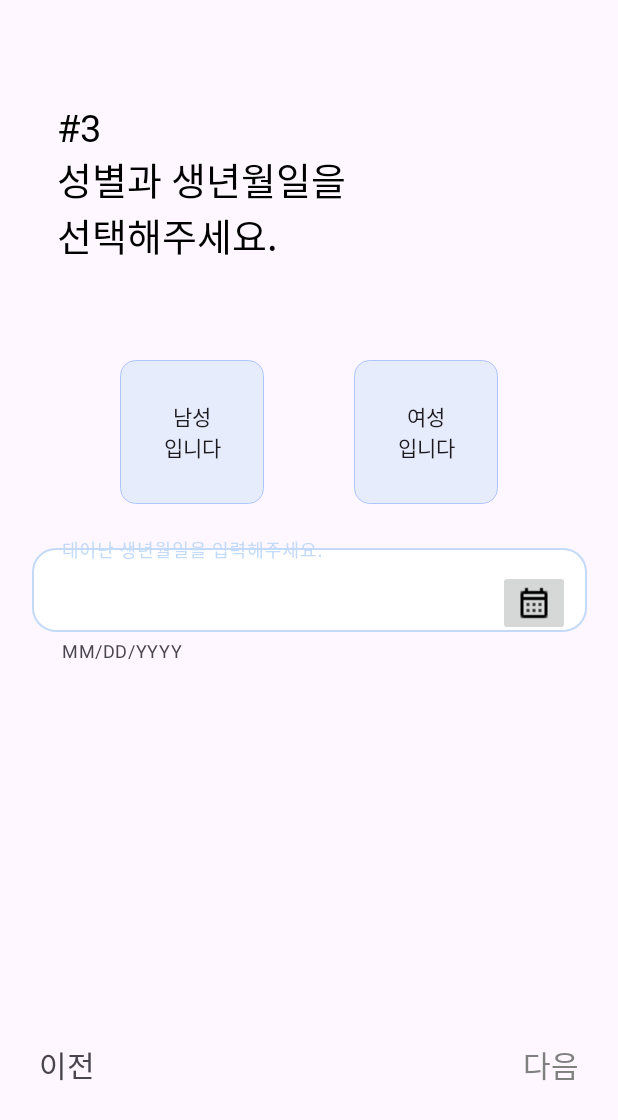
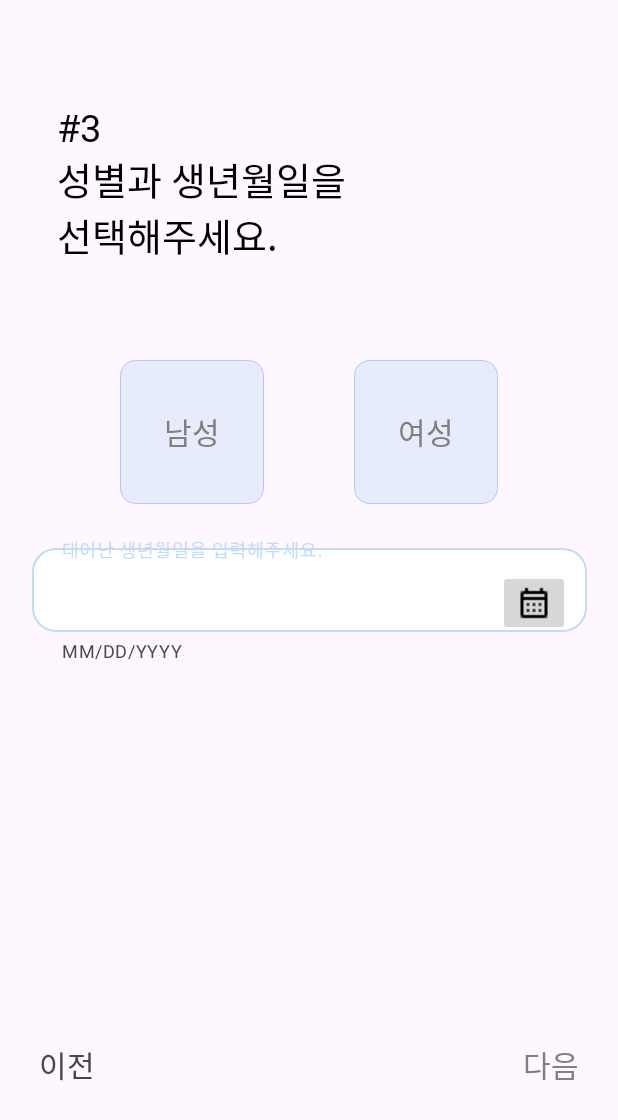
Before and after one commit to SeLino98/TravelMaker, an Android app: the layout fragment_signup_gender_birthday.xml on its own in the app's theme, with its tools: preview values and no code run, on a phone screen of 412 x 824 dp. Shown: the top 1120 px of the screen. Run offline under Robolectric (Android 15) with nearby library versions, the phone set to English and light mode, and no system bars.

Commit message:
Feat:id&&PW, nickname, gender&&birthday ing

```diff
--- a/travelmaker_android/app/src/main/java/com/gumibom/travelmaker/ui/signup/SignupViewModel.kt
+++ b/travelmaker_android/app/src/main/java/com/gumibom/travelmaker/ui/signup/SignupViewModel.kt
@@ -27,7 +27,10 @@ class SignupViewModel @Inject constructor(
      */
 
     // 우건
+    // 가변형 변수는 바로 아래쪽에 몰아놓기
     var selectAddress = ""
+
+
 
     private val _address = MutableLiveData<String>()
     val address : LiveData<String> = _address
--- a/travelmaker_android/app/src/main/res/layout/fragment_signup_gender_birthday.xml
+++ b/travelmaker_android/app/src/main/res/layout/fragment_signup_gender_birthday.xml
@@ -25,8 +25,9 @@
         app:layout_constraintStart_toStartOf="parent"
         android:layout_marginTop="240dp"
         android:layout_marginStart="80dp"
-
-        android:text="남성\n입니다"
+        android:textSize="20sp"
+        android:textColor="@color/light_gray"
+        android:text="남성"
         android:background="@drawable/btn_gender_selection"
         />
 
@@ -37,8 +38,9 @@
         app:layout_constraintEnd_toEndOf="parent"
         android:layout_marginTop="240dp"
         android:layout_marginEnd="80dp"
-
-        android:text="여성\n입니다"
+        android:textSize="20sp"
+        android:textColor="@color/light_gray"
+        android:text="여성"
         android:background="@drawable/btn_gender_selection"
         />
 
--- a/travelmaker_android/app/src/main/res/layout/fragment_signup_nickname.xml
+++ b/travelmaker_android/app/src/main/res/layout/fragment_signup_nickname.xml
@@ -23,6 +23,7 @@
         android:layout_height="wrap_content"
         android:layout_marginTop="269dp"
         app:helperText="Travel Maker의 프로필에 등록되는 닉네임으로\n이후 변경을 할 수 없습니다."
+
         app:layout_constraintStart_toStartOf="parent"
         app:layout_constraintTop_toTopOf="parent"
         app:layout_constraintEnd_toEndOf="parent"
```
